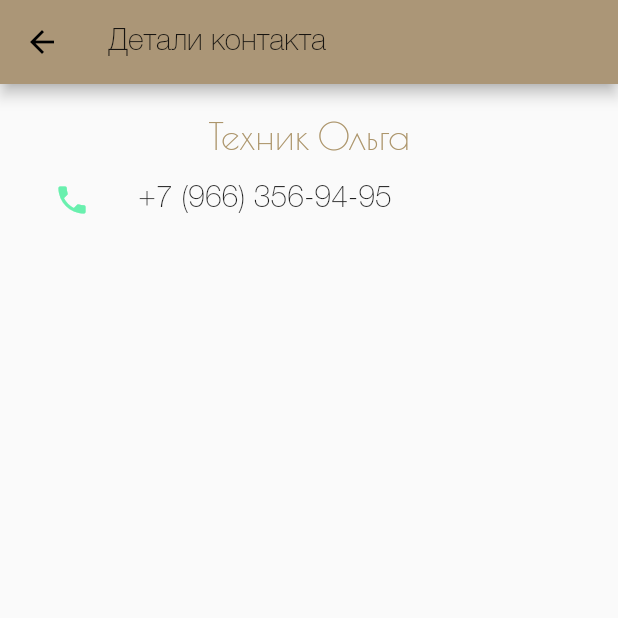
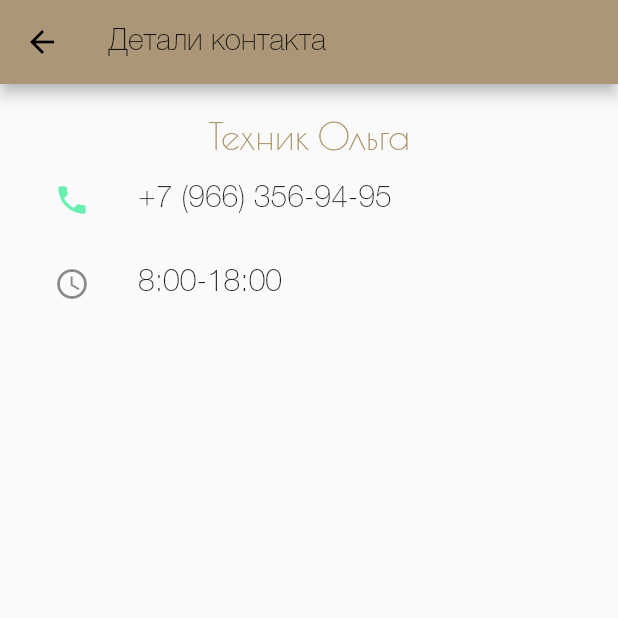
Before and after one commit to pumano/sightly-city, a Flutter app: the InformationScreen screen opened by its route, after a tap on "Техник Ольга", on a phone screen of 412 x 824 dp, the top half of it. Run offline on Flutter 3.47's test engine with Material 2 defaults, Android fonts, the phone set to English and light mode, and no system bars; our stand-ins replace flutter_map, flutter_svg, latlong, photo_view.

Commit message:
feat(contacts): add working hours and update data

```diff
--- a/lib/models/contact.dart
+++ b/lib/models/contact.dart
@@ -5,6 +5,7 @@ class Contact {
   final String email;
   final String website;
   final String address;
+  final String workingHours;
   final List coords;
 
   const Contact({
@@ -14,6 +15,7 @@ class Contact {
     this.description,
     this.website,
     this.address,
+    this.workingHours,
     this.coords,
   });
 }
--- a/lib/models/contacts.dart
+++ b/lib/models/contacts.dart
@@ -15,18 +15,17 @@ List<Contact> getTechnicianContacts() {
     Contact(
       name: 'Техник Ольга',
       phones: ['+7 (966) 356-94-95'],
+      workingHours: '8:00-18:00',
     ),
     Contact(
       name: 'Сантехник Роман',
       phones: ['+7 (901) 381-49-91'],
-    ),
-    Contact(
-      name: 'Электрик Сергей',
-      phones: ['+7 (937) 731-66-90'],
+      workingHours: '8:00-18:00 с 1 по 15 число месяца',
     ),
     Contact(
       name: 'Слесарь-сантехник Андрей',
       phones: ['+7 (977) 459-76-58'],
+      workingHours: '8:00-18:00 с 15 по конец месяца',
     )
   ];
 }
@@ -57,21 +56,13 @@ List<Contact> getManagementCompanyContacts() {
       email: 'pravo@gkhvidnoe.ru',
     ),
     Contact(
-      name: 'Отдел кадров',
-      phones: ['+7 (495) 541-57-56'],
-    ),
-    Contact(
       name: 'Финансово-экономический отдел',
       phones: ['+7 (495) 548-04-34'],
     ),
     Contact(
       name: 'ЦУ КИПА (домофоны)',
       phones: ['+7 (495) 541-57-56'],
-    ),
-    Contact(
-      name: 'IT отдел (проблемы с доступом на сайт)',
-      email: '4955488977@mail.ru',
-    ),
+    )
   ];
 }
 
@@ -79,7 +70,7 @@ List<Contact> getElevatorContacts() {
   return [
     Contact(
       name: 'Лифтовая диспетчерская',
-      description: "ООО МиТОЛ",
+      description: "ООО ЮГ ЛИФТ",
       phones: ['+7 (495) 548-46-97'],
     )
   ];
@@ -145,16 +136,28 @@ List<Contact> getRussianPostContacts() {
     Contact(
       name: 'Почта России',
       description: '142702',
-      phones: ['+7 (800) 100-00-00'],
+      phones: [
+        '+7 (800) 100-00-00',
+        '+7 (495) 541-07-44',
+        '+7 (495) 541-66-78'
+      ],
       website: 'https://pochta.ru/',
       address: '142702, г. Видное, Ленинский р-он, Петровский проезд, д. 24',
       coords: [55.5367, 37.6631],
+      workingHours: 'Вт-Пт 09:00-18:00, Сб 09:00-16:00, Пн Вс - выходной',
     )
   ];
 }
 
 List<Contact> getWebServicesContacts() {
   return [
+    Contact(
+      name: 'МосОблЕИРЦ - оплата ЖКХ',
+      description: 'Оплата ЖКХ',
+      website: 'https://lkk.mosobleirc.ru',
+      phones: ['+7 (496) 245-15-99'],
+      workingHours: '08:00-22:00',
+    ),
     Contact(
       name: 'Единая Диспетчерская Служба МО',
       description:
--- a/lib/views/contactdetails.screen.dart
+++ b/lib/views/contactdetails.screen.dart
@@ -13,7 +13,8 @@ class ContactDetailsScreen extends StatelessWidget {
         appBar: AppBar(
             title: Text("Детали контакта",
                 style: Theme.of(context).textTheme.subtitle1)),
-        body: Container(
+        body: SingleChildScrollView(
+            child: Container(
                 padding: const EdgeInsets.all(20.0),
                 child: Column(
                     mainAxisAlignment: MainAxisAlignment.start,
@@ -35,8 +36,8 @@ class ContactDetailsScreen extends StatelessWidget {
                                   ),
                                   title: Text(contact.phones[index]),
                                   onTap: () async {
-                                UrlLauncher()
-                                    .launchURL("tel:" + contact.phones[index]);
+                                    UrlLauncher().launchURL(
+                                        "tel:" + contact.phones[index]);
                                   },
                                 );
                               },
@@ -64,7 +65,8 @@ class ContactDetailsScreen extends StatelessWidget {
                                     color: Colors.blue),
                               ),
                               onTap: () async {
-                            UrlLauncher().launchURL("mailto:" + contact.email);
+                                UrlLauncher()
+                                    .launchURL("mailto:" + contact.email);
                               },
                             )
                           : Container(),
@@ -93,9 +95,18 @@ class ContactDetailsScreen extends StatelessWidget {
                               },
                             )
                           : Container(),
+                      contact.workingHours != null
+                          ? ListTile(
+                              leading: Icon(
+                                Icons.access_time,
+                              ),
+                              title: Text(contact.workingHours),
+                              onTap: () async {},
+                            )
+                          : Container(),
                       contact.coords != null
                           ? MapWidget(coords: contact.coords)
                           : Container()
-                ])));
+                    ]))));
   }
 }
```
Lines whose indentation alone changed are shown as unchanged.
